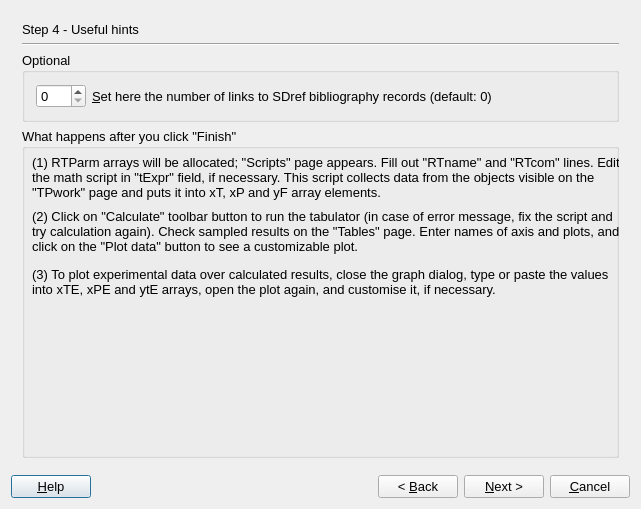
Before: the Qt Designer form gems3/vizor4/dlg4/RTparmWizard4.ui in gemshub/GEMSGUI, drawn with Qt 5.
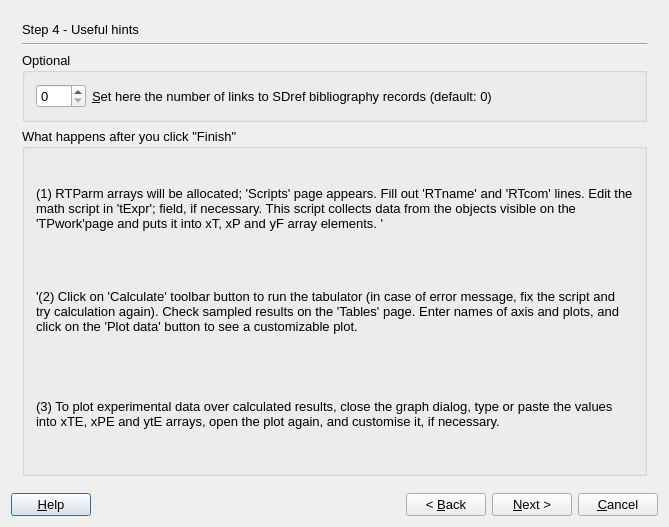
After: the same form once the commit is applied. The open tabs and pages were chosen to show the change.

Commit message: Merged from upgrade adjusted fonts and comments on all dialogs (for consistency between win32, macosx and linux) DK,SD

The edit to the form file:
```diff
--- a/gems3/vizor4/dlg4/RTparmWizard4.ui
+++ b/gems3/vizor4/dlg4/RTparmWizard4.ui
@@ -6,8 +6,8 @@
    <rect>
     <x>0</x>
     <y>0</y>
-    <width>641</width>
-    <height>509</height>
+    <width>669</width>
+    <height>527</height>
    </rect>
   </property>
   <property name="font">
@@ -18,8 +18,8 @@
   <property name="windowTitle">
    <string>GEM-Selektor Proces</string>
   </property>
-  <layout class="QVBoxLayout" name="verticalLayout_2">
-   <item>
+  <layout class="QGridLayout" name="gridLayout_4">
+   <item row="0" column="0">
     <widget class="QStackedWidget" name="stackedWidget">
      <property name="mouseTracking">
       <bool>false</bool>
@@ -496,7 +496,7 @@
       </layout>
      </widget>
      <widget class="QWidget" name="page_2">
-      <layout class="QVBoxLayout" name="verticalLayout_3">
+      <layout class="QVBoxLayout" name="verticalLayout_2">
        <item>
         <widget class="QLabel" name="label">
          <property name="sizePolicy">
@@ -1060,21 +1060,11 @@
          <property name="title">
           <string>What happens after you click &quot;Finish&quot;</string>
          </property>
+         <layout class="QVBoxLayout" name="verticalLayout_3">
+          <item>
          <widget class="QLabel" name="textLabel13">
-          <property name="geometry">
-           <rect>
-            <x>10</x>
-            <y>26</y>
-            <width>597</width>
-            <height>48</height>
-           </rect>
-          </property>
           <property name="text">
-           <string>&lt;!DOCTYPE HTML PUBLIC &quot;-//W3C//DTD HTML 4.0//EN&quot; &quot;http://www.w3.org/TR/REC-html40/strict.dtd&quot;&gt;
-&lt;html&gt;&lt;head&gt;&lt;meta name=&quot;qrichtext&quot; content=&quot;1&quot; /&gt;&lt;style type=&quot;text/css&quot;&gt;
-p, li { white-space: pre-wrap; }
-&lt;/style&gt;&lt;/head&gt;&lt;body style=&quot; font-family:'MS Shell Dlg 2'; font-size:10pt; font-weight:400; font-style:normal;&quot;&gt;
-&lt;p style=&quot; margin-top:0px; margin-bottom:0px; margin-left:0px; margin-right:0px; -qt-block-indent:0; text-indent:0px;&quot;&gt;(1) RTParm arrays will be allocated; &amp;quot;Scripts&amp;quot; page appears. Fill out &amp;quot;RTname&amp;quot; and &amp;quot;RTcom&amp;quot; lines. Edit the math script in &amp;quot;tExpr&amp;quot; field, if necessary. This script collects data from the objects visible on the &amp;quot;TPwork&amp;quot; page and puts it into xT, xP and yF array elements. &lt;/p&gt;&lt;/body&gt;&lt;/html&gt;</string>
+             <string>(1) RTParm arrays will be allocated; 'Scripts' page appears. Fill out 'RTname' and 'RTcom' lines. Edit the math script in 'tExpr'; field, if necessary. This script collects data from the objects visible on the 'TPwork'page and puts it into xT, xP and yF array elements. '</string>
           </property>
           <property name="alignment">
            <set>Qt::AlignVCenter</set>
@@ -1083,44 +1073,11 @@
            <bool>true</bool>
           </property>
          </widget>
-         <widget class="QLabel" name="textLabel14">
-          <property name="geometry">
-           <rect>
-            <x>10</x>
-            <y>134</y>
-            <width>597</width>
-            <height>41</height>
-           </rect>
-          </property>
-          <property name="text">
-           <string>&lt;!DOCTYPE HTML PUBLIC &quot;-//W3C//DTD HTML 4.0//EN&quot; &quot;http://www.w3.org/TR/REC-html40/strict.dtd&quot;&gt;
-&lt;html&gt;&lt;head&gt;&lt;meta name=&quot;qrichtext&quot; content=&quot;1&quot; /&gt;&lt;style type=&quot;text/css&quot;&gt;
-p, li { white-space: pre-wrap; }
-&lt;/style&gt;&lt;/head&gt;&lt;body style=&quot; font-family:'MS Shell Dlg 2'; font-size:10pt; font-weight:400; font-style:normal;&quot;&gt;
-&lt;p style=&quot; margin-top:0px; margin-bottom:0px; margin-left:0px; margin-right:0px; -qt-block-indent:0; text-indent:0px;&quot;&gt;(3) To plot experimental data over calculated results, close the graph dialog, type or paste the values into xTE, xPE and ytE arrays, open the plot again, and customise it, if necessary.&lt;/p&gt;&lt;/body&gt;&lt;/html&gt;</string>
-          </property>
-          <property name="alignment">
-           <set>Qt::AlignVCenter</set>
-          </property>
-          <property name="wordWrap">
-           <bool>true</bool>
-          </property>
-         </widget>
+          </item>
+          <item>
          <widget class="QLabel" name="textLabel12">
-          <property name="geometry">
-           <rect>
-            <x>10</x>
-            <y>80</y>
-            <width>597</width>
-            <height>48</height>
-           </rect>
-          </property>
           <property name="text">
-           <string>&lt;!DOCTYPE HTML PUBLIC &quot;-//W3C//DTD HTML 4.0//EN&quot; &quot;http://www.w3.org/TR/REC-html40/strict.dtd&quot;&gt;
-&lt;html&gt;&lt;head&gt;&lt;meta name=&quot;qrichtext&quot; content=&quot;1&quot; /&gt;&lt;style type=&quot;text/css&quot;&gt;
-p, li { white-space: pre-wrap; }
-&lt;/style&gt;&lt;/head&gt;&lt;body style=&quot; font-family:'MS Shell Dlg 2'; font-size:10pt; font-weight:400; font-style:normal;&quot;&gt;
-&lt;p style=&quot; margin-top:0px; margin-bottom:0px; margin-left:0px; margin-right:0px; -qt-block-indent:0; text-indent:0px;&quot;&gt;(2) Click on &amp;quot;Calculate&amp;quot; toolbar button to run the tabulator (in case of error message, fix the script and try calculation again). Check sampled results on the &amp;quot;Tables&amp;quot; page. Enter names of axis and plots, and click on the &amp;quot;Plot data&amp;quot; button to see a customizable plot.&lt;/p&gt;&lt;/body&gt;&lt;/html&gt;</string>
+             <string>'(2) Click on 'Calculate' toolbar button to run the tabulator (in case of error message, fix the script and try calculation again). Check sampled results on the 'Tables' page. Enter names of axis and plots, and click on the 'Plot data' button to see a customizable plot.</string>
           </property>
           <property name="alignment">
            <set>Qt::AlignVCenter</set>
@@ -1128,14 +1085,29 @@
           <property name="wordWrap">
            <bool>true</bool>
           </property>
-         </widget>
-        </widget>
-       </item>
-      </layout>
-     </widget>
     </widget>
    </item>
    <item>
+           <widget class="QLabel" name="textLabel14">
+            <property name="text">
+             <string>(3) To plot experimental data over calculated results, close the graph dialog, type or paste the values into xTE, xPE and ytE arrays, open the plot again, and customise it, if necessary.</string>
+            </property>
+            <property name="alignment">
+             <set>Qt::AlignVCenter</set>
+            </property>
+            <property name="wordWrap">
+             <bool>true</bool>
+            </property>
+           </widget>
+          </item>
+         </layout>
+        </widget>
+       </item>
+      </layout>
+     </widget>
+    </widget>
+   </item>
+   <item row="1" column="0">
     <layout class="QHBoxLayout">
      <item>
       <widget class="QPushButton" name="pHelp">
```
Left out of the diff: 16 changed lines with no effect on the pictures. Lines whose indentation alone changed are shown as unchanged. The commit also changes 39 other files.
